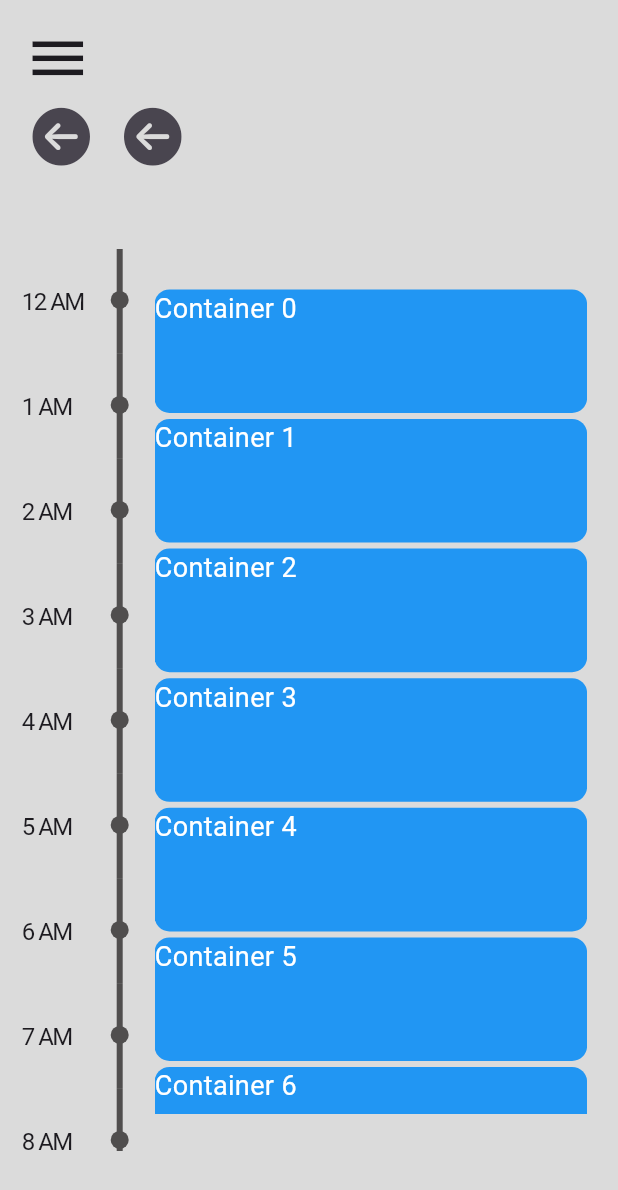
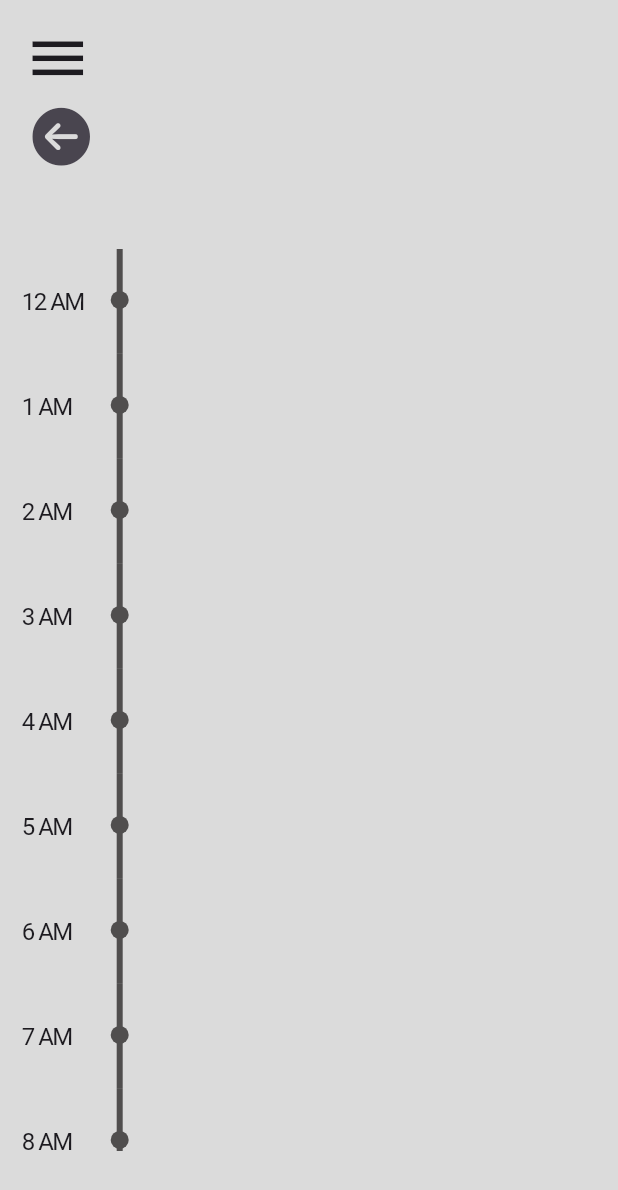
Before and after one commit to tri27pham/dissertation, a Flutter app: the DailySchedule screen opened directly with empty values, on a phone screen of 412 x 824 dp. Shown: the top 1190 px of the screen. Run offline on Flutter 3.47's test engine with Material 3 defaults, Android fonts, the phone set to English and light mode, and no system bars; our stand-ins replace flutter_advanced_switch, geocoding, shared_preferences; missing offline and left inert: dart:ffi; accounts and stored records are empty.

Commit message:
started making daily schedule

```diff
--- a/task_allocation_app/lib/dailySchedule.dart
+++ b/task_allocation_app/lib/dailySchedule.dart
@@ -53,6 +53,19 @@ class _DailyScheduleState extends State<DailySchedule> {
     }
   }
 
+  String getPriority(int priority) {
+    switch (priority) {
+      case 0:
+        return "LOW";
+      case 1:
+        return "MEDIUM";
+      case 2:
+        return "HIGH";
+      default:
+        return '';
+    }
+  }
+
   @override
   Widget build(BuildContext context) {
     return Scaffold(
@@ -88,20 +101,6 @@ class _DailyScheduleState extends State<DailySchedule> {
                     ),
                     onPressed: () {
                       Navigator.of(context).pop();
-                    },
-                  ),
-                ),
-                Transform.translate(
-                  offset: Offset(0, -10), // Adjust the offset as needed
-                  child: IconButton(
-                    icon: Icon(
-                      CupertinoIcons.arrow_left_circle_fill,
-                      size: 45,
-                    ),
-                    onPressed: () {
-                      widget.tasks.forEach((element) {
-                        print(element.name);
-                      });
                     },
                   ),
                 ),
@@ -164,29 +163,35 @@ class _DailyScheduleState extends State<DailySchedule> {
             height: MediaQuery.of(context).size.height * 0.7,
             width: MediaQuery.of(context).size.width * 0.95,
             child: ListView.builder(
-              itemCount: 10, // Number of containers in the list
+              itemCount:
+                  widget.tasks.length, // Number of containers in the list
               itemBuilder: (context, index) {
-                return Padding(
-                    padding: EdgeInsets.symmetric(vertical: 2),
-                    child: Container(
-                      height: MediaQuery.of(context).size.height * 0.1,
-                      width: MediaQuery.of(context).size.width * 0.5,
-                      decoration: BoxDecoration(
-                        color: Colors.blue,
-                        borderRadius: BorderRadius.circular(10.0),
-                      ),
-                      child: Text(
-                        'Container $index',
-                        style: TextStyle(
-                          color: Colors.white,
-                          fontSize: 18.0,
-                        ),
-                      ),
-                    ));
+                AllocatedTask task = widget.tasks[index];
+                return TaskWidget(task);
               },
             )),
       ],
     );
+  }
+
+  Widget TaskWidget(AllocatedTask task) {
+    return Padding(
+        padding: EdgeInsets.symmetric(vertical: 2),
+        child: Container(
+          height: MediaQuery.of(context).size.height * 0.1, //use duration
+          width: MediaQuery.of(context).size.width * 0.5,
+          decoration: BoxDecoration(
+            color: const Color.fromARGB(255, 159, 209, 250),
+            borderRadius: BorderRadius.circular(10.0),
+          ),
+          child: Column(
+            children: [
+              Text(task.name),
+              Text(task.locationName),
+              Text(getPriority(task.priority)),
+            ],
+          ),
+        ));
   }
 
   Widget ListOfTimesWidget() {
```
